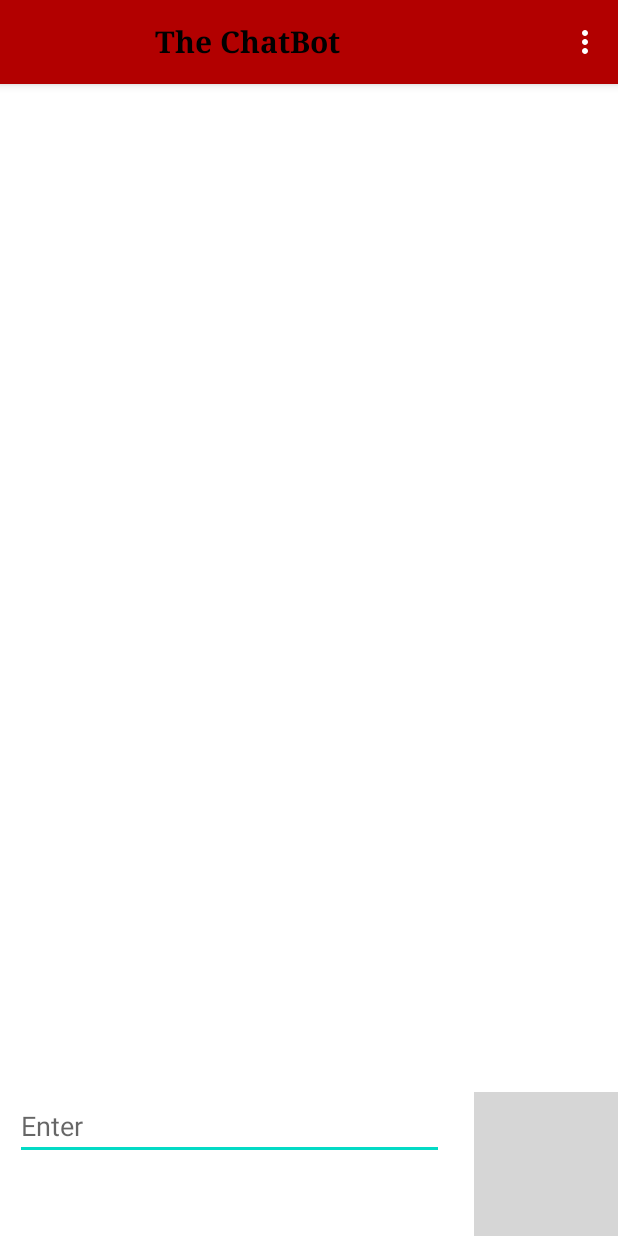
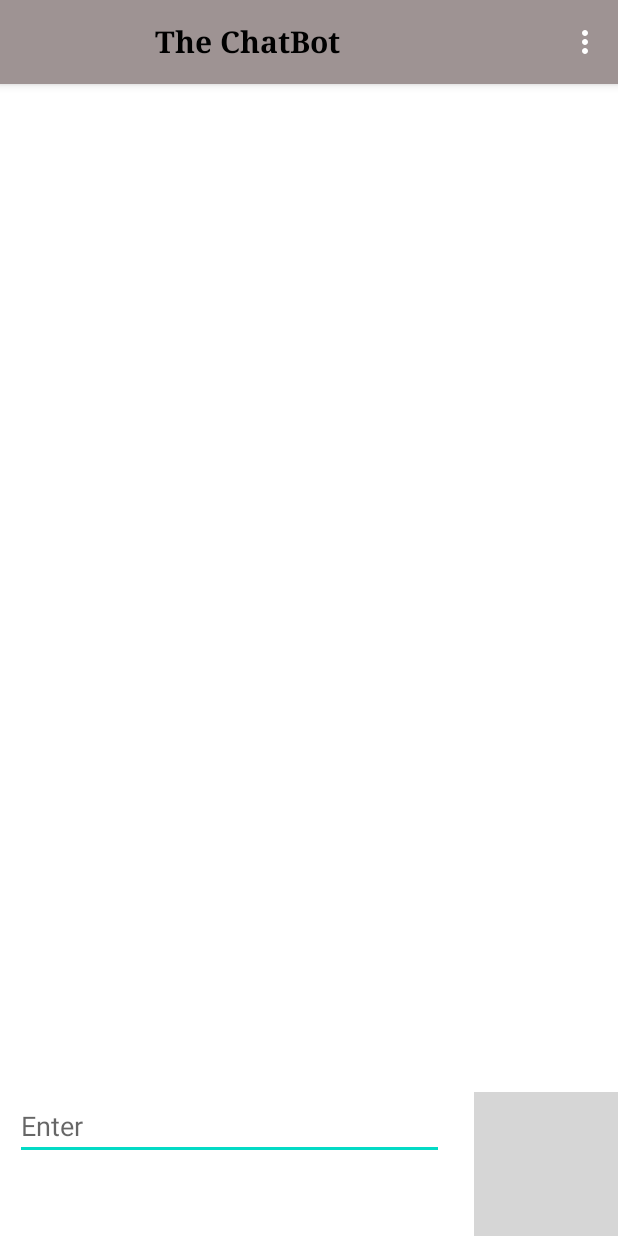
Before and after one commit to katchi7/pfa_app, an Android app: the MainActivity screen opened directly, with no data from a screen before it, on a phone screen of 412 x 824 dp. Run offline under Robolectric (Android 15) with nearby library versions, the phone set to English and light mode, and no system bars; grey boxes are pictures that could not be loaded.

Commit message:
corrected some bugs!

```diff
--- a/app/src/main/java/com/pfa/chat_bot/MainActivity.java
+++ b/app/src/main/java/com/pfa/chat_bot/MainActivity.java
@@ -141,8 +141,9 @@ public class MainActivity extends AppCompatActivity {
         super.onStart();
         User_Preferences = PreferenceManager.getDefaultSharedPreferences(MainActivity.this);
         DarkMode = User_Preferences.getBoolean(DARK_MODE,false);
-        if (DarkMode)
+        if (DarkMode) {
             parent_ly.setBackgroundColor(getResources().getColor(R.color.DarkMode));
+        }
         else parent_ly.setBackgroundColor(getResources().getColor(R.color.DefaultMode));
         Message_database = new MessageDao(MainActivity.this);
         Message_database.open();
@@ -151,6 +152,8 @@ public class MainActivity extends AppCompatActivity {
            message.add(new Message(c.getString(3),c.getString(1),c.getInt(2)!=0));
         }
         size = message.size();
+        Adapter.notifyDataSetChanged();
+        Messages_lv.smoothScrollToPosition(size-1);
 
     }
 
@@ -181,6 +184,7 @@ public class MainActivity extends AppCompatActivity {
         super.onStop();
         Message_database.DeleteAll();
         for(int i = 0;i<message.size();i++ ) if(message.get(i).getMessage()!="") Message_database.Insert(message.get(i));
+        message.clear();
         Message_database.close();
         SharedPreferences.Editor editor = User_Preferences.edit();
             editor.putBoolean(DARK_MODE,DarkMode);
--- a/app/src/main/res/layout/action_bar_layout.xml
+++ b/app/src/main/res/layout/action_bar_layout.xml
@@ -7,7 +7,7 @@
     android:padding = "10dp"
     android:weightSum = "1"
     android:orientation="horizontal"
-    android:background="@color/colorPrimary">
+    android:background="@color/ActionBar">
     <LinearLayout
         android:layout_width = "0dp"
         android:layout_height = "match_parent"
--- a/app/src/main/res/values/colors.xml
+++ b/app/src/main/res/values/colors.xml
@@ -9,4 +9,5 @@
     <color name="loading">#453232</color>
     <color name="DarkMode">#333232</color>
     <color name="DefaultMode">#FFFFFF</color>
+    <color name="ActionBar">#9E9393</color>
 </resources>
--- a/app/src/main/res/values/styles.xml
+++ b/app/src/main/res/values/styles.xml
@@ -3,7 +3,7 @@
     <!-- Base application theme. -->
     <style name="AppTheme" parent="Theme.AppCompat.Light.DarkActionBar">
         <!-- Customize your theme here. -->
-        <item name="colorPrimary">@color/colorPrimary</item>
+        <item name="colorPrimary">@color/ActionBar</item>
         <item name="colorPrimaryDark">@color/colorPrimaryDark</item>
         <item name="colorAccent">@color/colorAccent</item>
     </style>
```
